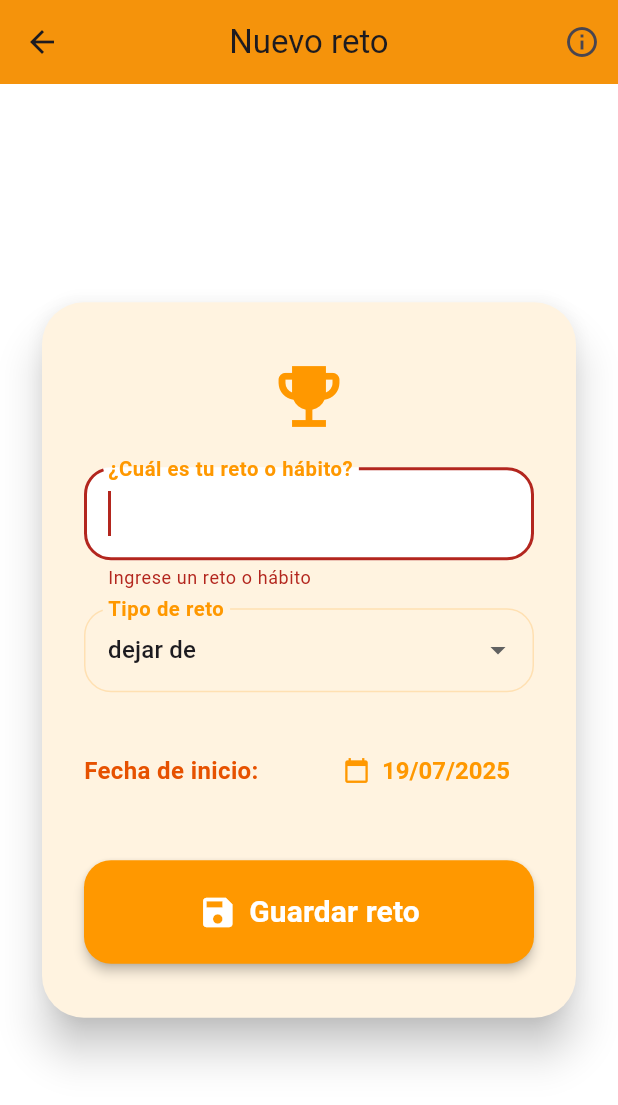
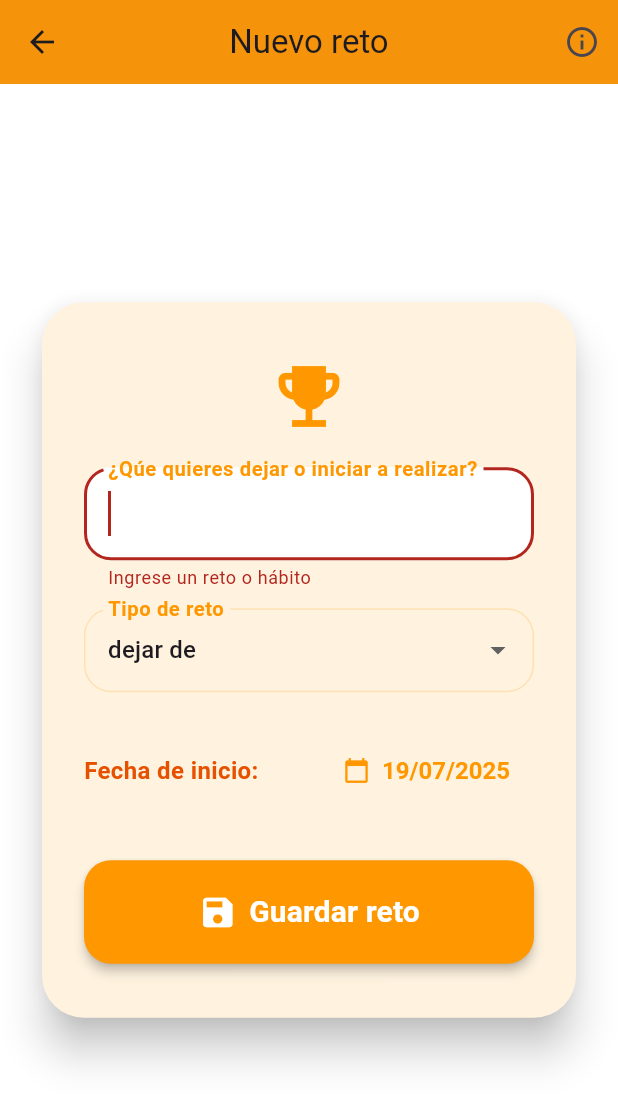
Before and after one commit to Carfer0410/-cuanto-falta-, a Flutter app: the AddCounterPage screen opened directly, after a tap on "Guardar reto", on a phone screen of 412 x 824 dp. Shown: the top 1105 px of the screen. Run offline on Flutter 3.47's test engine with Material 3 defaults, Android fonts, the phone set to English and light mode, and no system bars; our stand-ins replace shared_preferences, sqflite; accounts and stored records are empty.

Commit message:
mejoras pantalla retos #1

```diff
--- a/lib/add_counter_page.dart
+++ b/lib/add_counter_page.dart
@@ -44,9 +44,9 @@ class _AddCounterPageState extends State<AddCounterPage> {
       list = jsonDecode(jsonString);
     }
     final newCounter = Counter(
-      title:
-          '$_selectedType ${_titleController.text}', // Combine the selected type with the title
+      title: _titleController.text.trim(), // Solo el texto ingresado
       startDate: _selectedDate,
+      isNegativeHabit: _selectedType == 'dejar de', // Marca hábito negativo según tipo
     );
     list.add(newCounter.toJson());
     await prefs.setString('counters', jsonEncode(list));
@@ -125,7 +125,7 @@ class _AddCounterPageState extends State<AddCounterPage> {
                         TextFormField(
                           controller: _titleController,
                           decoration: InputDecoration(
-                            labelText: '¿Cuál es tu reto o hábito?',
+                            labelText: '¿Qúe quieres dejar o iniciar a realizar?',
                             labelStyle: const TextStyle(
                               fontWeight: FontWeight.bold,
                               color: Colors.orange,
```
Also changed, not shown: lib/counters_page.dart (+21 -4 lines).
